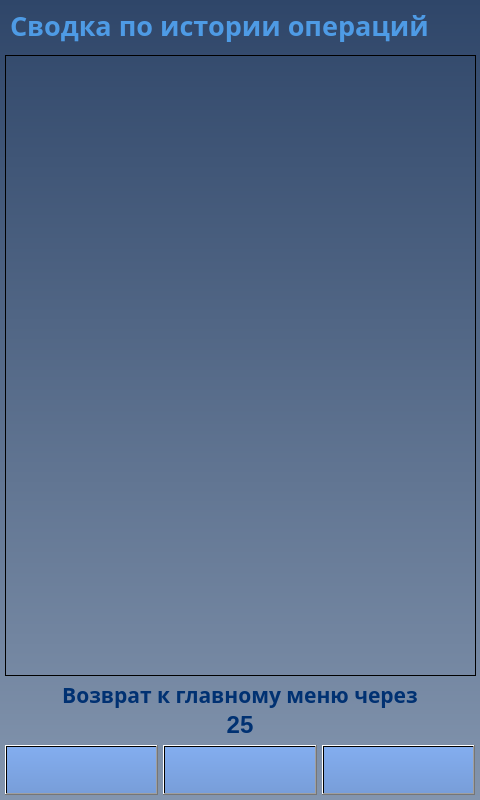
First picture: the form in client/GUI/ui/screen_21_summary.ui, repository komrade2801/AutoSklad, before the edit.
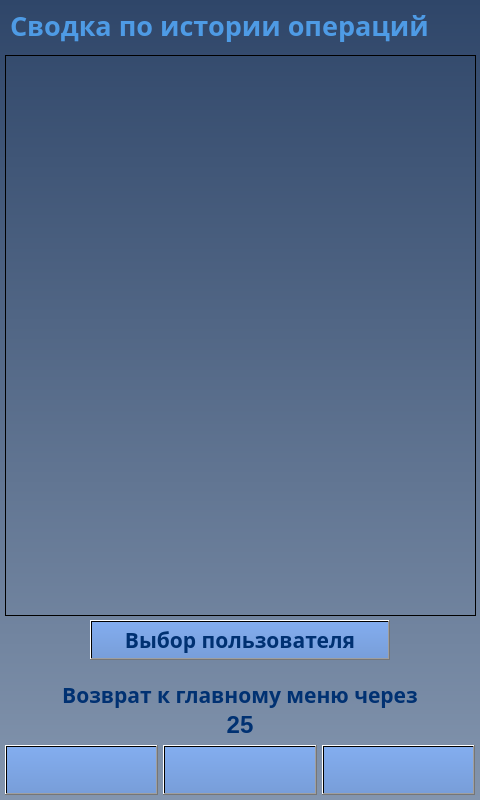
Second picture: the form after the edit. Icons and pictures are not drawn.

The edit to the form file:
```diff
--- a/client/GUI/ui/screen_21_summary.ui
+++ b/client/GUI/ui/screen_21_summary.ui
@@ -144,7 +144,7 @@
      <x>5</x>
      <y>55</y>
      <width>471</width>
-     <height>621</height>
+     <height>561</height>
     </rect>
    </property>
    <property name="sizePolicy">
@@ -861,6 +861,335 @@
     </size>
    </property>
   </widget>
+  <widget class="QPushButton" name="btn_select_users">
+   <property name="geometry">
+    <rect>
+     <x>90</x>
+     <y>620</y>
+     <width>300</width>
+     <height>40</height>
+    </rect>
+   </property>
+   <property name="palette">
+    <palette>
+     <active>
+      <colorrole role="WindowText">
+       <brush brushstyle="SolidPattern">
+        <color alpha="255">
+         <red>0</red>
+         <green>49</green>
+         <blue>114</blue>
+        </color>
+       </brush>
+      </colorrole>
+      <colorrole role="Button">
+       <brush brushstyle="LinearGradientPattern">
+        <gradient startx="0.500000000000000" starty="0.000000000000000" endx="0.500000000000000" endy="1.000000000000000" type="LinearGradient" spread="PadSpread" coordinatemode="ObjectBoundingMode">
+         <gradientstop position="0.000000000000000">
+          <color alpha="255">
+           <red>131</red>
+           <green>173</green>
+           <blue>239</blue>
+          </color>
+         </gradientstop>
+         <gradientstop position="1.000000000000000">
+          <color alpha="255">
+           <red>120</red>
+           <green>158</green>
+           <blue>217</blue>
+          </color>
+         </gradientstop>
+        </gradient>
+       </brush>
+      </colorrole>
+      <colorrole role="Text">
+       <brush brushstyle="SolidPattern">
+        <color alpha="255">
+         <red>0</red>
+         <green>49</green>
+         <blue>114</blue>
+        </color>
+       </brush>
+      </colorrole>
+      <colorrole role="ButtonText">
+       <brush brushstyle="SolidPattern">
+        <color alpha="255">
+         <red>0</red>
+         <green>49</green>
+         <blue>114</blue>
+        </color>
+       </brush>
+      </colorrole>
+      <colorrole role="Base">
+       <brush brushstyle="LinearGradientPattern">
+        <gradient startx="0.500000000000000" starty="0.000000000000000" endx="0.500000000000000" endy="1.000000000000000" type="LinearGradient" spread="PadSpread" coordinatemode="ObjectBoundingMode">
+         <gradientstop position="0.000000000000000">
+          <color alpha="255">
+           <red>131</red>
+           <green>173</green>
+           <blue>239</blue>
+          </color>
+         </gradientstop>
+         <gradientstop position="1.000000000000000">
+          <color alpha="255">
+           <red>120</red>
+           <green>158</green>
+           <blue>217</blue>
+          </color>
+         </gradientstop>
+        </gradient>
+       </brush>
+      </colorrole>
+      <colorrole role="Window">
+       <brush brushstyle="LinearGradientPattern">
+        <gradient startx="0.500000000000000" starty="0.000000000000000" endx="0.500000000000000" endy="1.000000000000000" type="LinearGradient" spread="PadSpread" coordinatemode="ObjectBoundingMode">
+         <gradientstop position="0.000000000000000">
+          <color alpha="255">
+           <red>131</red>
+           <green>173</green>
+           <blue>239</blue>
+          </color>
+         </gradientstop>
+         <gradientstop position="1.000000000000000">
+          <color alpha="255">
+           <red>120</red>
+           <green>158</green>
+           <blue>217</blue>
+          </color>
+         </gradientstop>
+        </gradient>
+       </brush>
+      </colorrole>
+      <colorrole role="PlaceholderText">
+       <brush brushstyle="NoBrush">
+        <color alpha="128">
+         <red>0</red>
+         <green>49</green>
+         <blue>114</blue>
+        </color>
+       </brush>
+      </colorrole>
+     </active>
+     <inactive>
+      <colorrole role="WindowText">
+       <brush brushstyle="SolidPattern">
+        <color alpha="255">
+         <red>0</red>
+         <green>49</green>
+         <blue>114</blue>
+        </color>
+       </brush>
+      </colorrole>
+      <colorrole role="Button">
+       <brush brushstyle="LinearGradientPattern">
+        <gradient startx="0.500000000000000" starty="0.000000000000000" endx="0.500000000000000" endy="1.000000000000000" type="LinearGradient" spread="PadSpread" coordinatemode="ObjectBoundingMode">
+         <gradientstop position="0.000000000000000">
+          <color alpha="255">
+           <red>131</red>
+           <green>173</green>
+           <blue>239</blue>
+          </color>
+         </gradientstop>
+         <gradientstop position="1.000000000000000">
+          <color alpha="255">
+           <red>120</red>
+           <green>158</green>
+           <blue>217</blue>
+          </color>
+         </gradientstop>
+        </gradient>
+       </brush>
+      </colorrole>
+      <colorrole role="Text">
+       <brush brushstyle="SolidPattern">
+        <color alpha="255">
+         <red>0</red>
+         <green>49</green>
+         <blue>114</blue>
+        </color>
+       </brush>
+      </colorrole>
+      <colorrole role="ButtonText">
+       <brush brushstyle="SolidPattern">
+        <color alpha="255">
+         <red>0</red>
+         <green>49</green>
+         <blue>114</blue>
+        </color>
+       </brush>
+      </colorrole>
+      <colorrole role="Base">
+       <brush brushstyle="LinearGradientPattern">
+        <gradient startx="0.500000000000000" starty="0.000000000000000" endx="0.500000000000000" endy="1.000000000000000" type="LinearGradient" spread="PadSpread" coordinatemode="ObjectBoundingMode">
+         <gradientstop position="0.000000000000000">
+          <color alpha="255">
+           <red>131</red>
+           <green>173</green>
+           <blue>239</blue>
+          </color>
+         </gradientstop>
+         <gradientstop position="1.000000000000000">
+          <color alpha="255">
+           <red>120</red>
+           <green>158</green>
+           <blue>217</blue>
+          </color>
+         </gradientstop>
+        </gradient>
+       </brush>
+      </colorrole>
+      <colorrole role="Window">
+       <brush brushstyle="LinearGradientPattern">
+        <gradient startx="0.500000000000000" starty="0.000000000000000" endx="0.500000000000000" endy="1.000000000000000" type="LinearGradient" spread="PadSpread" coordinatemode="ObjectBoundingMode">
+         <gradientstop position="0.000000000000000">
+          <color alpha="255">
+           <red>131</red>
+           <green>173</green>
+           <blue>239</blue>
+          </color>
+         </gradientstop>
+         <gradientstop position="1.000000000000000">
+          <color alpha="255">
+           <red>120</red>
+           <green>158</green>
+           <blue>217</blue>
+          </color>
+         </gradientstop>
+        </gradient>
+       </brush>
+      </colorrole>
+      <colorrole role="PlaceholderText">
+       <brush brushstyle="NoBrush">
+        <color alpha="128">
+         <red>0</red>
+         <green>49</green>
+         <blue>114</blue>
+        </color>
+       </brush>
+      </colorrole>
+     </inactive>
+     <disabled>
+      <colorrole role="WindowText">
+       <brush brushstyle="SolidPattern">
+        <color alpha="255">
+         <red>0</red>
+         <green>49</green>
+         <blue>114</blue>
+        </color>
+       </brush>
+      </colorrole>
+      <colorrole role="Button">
+       <brush brushstyle="LinearGradientPattern">
+        <gradient startx="0.500000000000000" starty="0.000000000000000" endx="0.500000000000000" endy="1.000000000000000" type="LinearGradient" spread="PadSpread" coordinatemode="ObjectBoundingMode">
+         <gradientstop position="0.000000000000000">
+          <color alpha="255">
+           <red>131</red>
+           <green>173</green>
+           <blue>239</blue>
+          </color>
+         </gradientstop>
+         <gradientstop position="1.000000000000000">
+          <color alpha="255">
+           <red>120</red>
+           <green>158</green>
+           <blue>217</blue>
+          </color>
+         </gradientstop>
+        </gradient>
+       </brush>
+      </colorrole>
+      <colorrole role="Text">
+       <brush brushstyle="SolidPattern">
+        <color alpha="255">
+         <red>0</red>
+         <green>49</green>
+         <blue>114</blue>
+        </color>
+       </brush>
+      </colorrole>
+      <colorrole role="ButtonText">
+       <brush brushstyle="SolidPattern">
+        <color alpha="255">
+         <red>0</red>
+         <green>49</green>
+         <blue>114</blue>
+        </color>
+       </brush>
+      </colorrole>
+      <colorrole role="Base">
+       <brush brushstyle="LinearGradientPattern">
+        <gradient startx="0.500000000000000" starty="0.000000000000000" endx="0.500000000000000" endy="1.000000000000000" type="LinearGradient" spread="PadSpread" coordinatemode="ObjectBoundingMode">
+         <gradientstop position="0.000000000000000">
+          <color alpha="255">
+           <red>131</red>
+           <green>173</green>
+           <blue>239</blue>
+          </color>
+         </gradientstop>
+         <gradientstop position="1.000000000000000">
+          <color alpha="255">
+           <red>120</red>
+           <green>158</green>
+           <blue>217</blue>
+          </color>
+         </gradientstop>
+        </gradient>
+       </brush>
+      </colorrole>
+      <colorrole role="Window">
+       <brush brushstyle="LinearGradientPattern">
+        <gradient startx="0.500000000000000" starty="0.000000000000000" endx="0.500000000000000" endy="1.000000000000000" type="LinearGradient" spread="PadSpread" coordinatemode="ObjectBoundingMode">
+         <gradientstop position="0.000000000000000">
+          <color alpha="255">
+           <red>131</red>
+           <green>173</green>
+           <blue>239</blue>
+          </color>
+         </gradientstop>
+         <gradientstop position="1.000000000000000">
+          <color alpha="255">
+           <red>120</red>
+           <green>158</green>
+           <blue>217</blue>
+          </color>
+         </gradientstop>
+        </gradient>
+       </brush>
+      </colorrole>
+      <colorrole role="PlaceholderText">
+       <brush brushstyle="NoBrush">
+        <color alpha="128">
+         <red>0</red>
+         <green>49</green>
+         <blue>114</blue>
+        </color>
+       </brush>
+      </colorrole>
+     </disabled>
+    </palette>
+   </property>
+   <property name="font">
+    <font>
+     <family>Arial Black</family>
+     <pointsize>16</pointsize>
+     <weight>75</weight>
+     <bold>true</bold>
+    </font>
+   </property>
+   <property name="contextMenuPolicy">
+    <enum>Qt::DefaultContextMenu</enum>
+   </property>
+   <property name="layoutDirection">
+    <enum>Qt::LeftToRight</enum>
+   </property>
+   <property name="styleSheet">
+    <string notr="true">background-color: qlineargradient(spread:pad, x1:0.5, y1:0, x2:0.5, y2:1, stop:0 rgba(131, 173, 239, 255), stop:1 rgba(120, 158, 217, 255));
+color: rgb(0, 49, 114);</string>
+   </property>
+   <property name="text">
+    <string>Выбор пользователя</string>
+   </property>
+  </widget>
  </widget>
  <resources>
   <include location="../img/resources.qrc"/>
```
